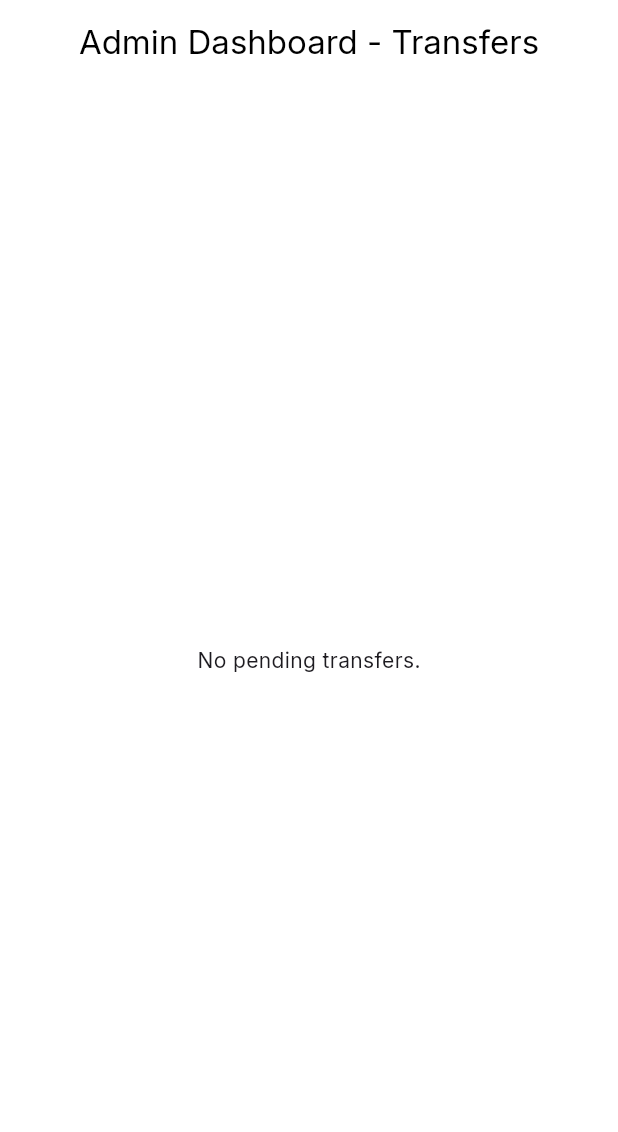
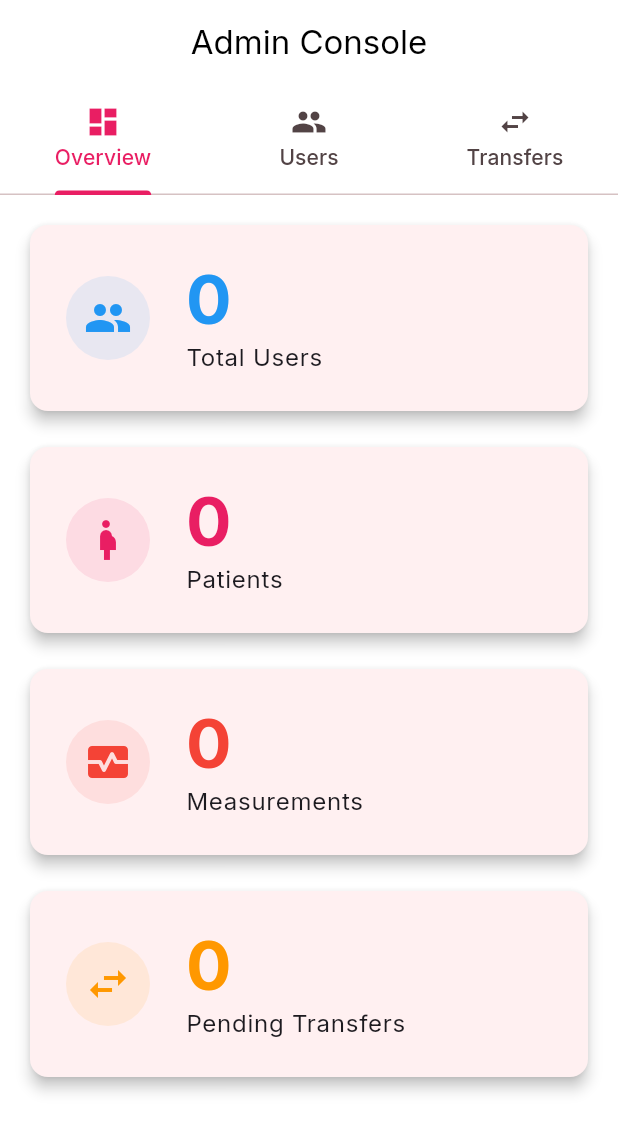
Before and after one commit to freeluncher/dopply-v2, a Flutter app: the AdminDashboardScreen screen opened by its route, on a phone screen of 412 x 824 dp. Shown: the top 1132 px of the screen. Run offline on Flutter 3.47's test engine with Material 3 defaults, Android fonts, the phone set to English and light mode, and no system bars; our stand-ins replace connectivity_plus, equatable, firebase_core, firebase_messaging, fl_chart, flutter_blue_plus and 12 more; missing offline and left inert: ota_update; accounts and stored records are empty; project files that could hold a hidden picture were left out.

Commit message:
feat: Implement admin dashboard with overview, user management, and patient transfer request tabs.

```diff
--- a/lib/src/features/dashboard/presentation/admin_dashboard_screen.dart
+++ b/lib/src/features/dashboard/presentation/admin_dashboard_screen.dart
@@ -1,136 +1,31 @@
 import 'package:flutter/material.dart';
 import 'package:flutter_riverpod/flutter_riverpod.dart';
-import 'package:supabase_flutter/supabase_flutter.dart';
-import 'package:intl/intl.dart';
 
-final adminTransfersProvider =
-    FutureProvider.autoDispose<List<Map<String, dynamic>>>((ref) async {
-      // Only for admins
-      final data = await Supabase.instance.client
-          .from('transfer_requests')
-          .select(
-            '*, patients(name), from_doctor:from_doctor_id(full_name), to_doctor:to_doctor_id(full_name)',
-          )
-          .eq('status', 'pending')
-          .order('created_at', ascending: false);
-
-      return List<Map<String, dynamic>>.from(data);
-    });
+import 'admin_views/overview_tab.dart';
+import 'admin_views/users_tab.dart';
+import 'admin_views/transfers_tab.dart';
 
 class AdminDashboardScreen extends ConsumerWidget {
   const AdminDashboardScreen({super.key});
 
-  Future<void> _approveTransfer(
-    BuildContext context,
-    WidgetRef ref,
-    int requestId,
-  ) async {
-    try {
-      final res = await Supabase.instance.client.rpc(
-        'approve_patient_transfer',
-        params: {'request_id': requestId},
-      );
-
-      if (context.mounted) {
-        if (res['success'] == true) {
-          ScaffoldMessenger.of(
-            context,
-          ).showSnackBar(const SnackBar(content: Text('Transfer Approved')));
-          ref.invalidate(adminTransfersProvider);
-        } else {
-          ScaffoldMessenger.of(
-            context,
-          ).showSnackBar(SnackBar(content: Text('Error: ${res['message']}')));
-        }
-      }
-    } catch (e) {
-      if (context.mounted)
-        ScaffoldMessenger.of(
-          context,
-        ).showSnackBar(SnackBar(content: Text('RPC Error: $e')));
-    }
-  }
-
-  Future<void> _rejectTransfer(
-    BuildContext context,
-    WidgetRef ref,
-    int requestId,
-  ) async {
-    try {
-      await Supabase.instance.client
-          .from('transfer_requests')
-          .update({'status': 'rejected'})
-          .eq('id', requestId);
-
-      if (context.mounted) {
-        ScaffoldMessenger.of(
-          context,
-        ).showSnackBar(const SnackBar(content: Text('Transfer Rejected')));
-        ref.invalidate(adminTransfersProvider);
-      }
-    } catch (e) {
-      if (context.mounted)
-        ScaffoldMessenger.of(
-          context,
-        ).showSnackBar(SnackBar(content: Text('Error: $e')));
-    }
-  }
-
   @override
   Widget build(BuildContext context, WidgetRef ref) {
-    final transfersAsync = ref.watch(adminTransfersProvider);
-
-    return Scaffold(
-      appBar: AppBar(title: const Text('Admin Dashboard - Transfers')),
-      body: transfersAsync.when(
-        data: (requests) {
-          if (requests.isEmpty)
-            return const Center(child: Text("No pending transfers."));
-
-          return ListView.builder(
-            itemCount: requests.length,
-            padding: const EdgeInsets.all(16),
-            itemBuilder: (context, index) {
-              final req = requests[index];
-              final patientName = req['patients']?['name'] ?? 'Unknown';
-              final fromDoc = req['from_doctor']?['full_name'] ?? 'Unknown';
-              final toDoc = req['to_doctor']?['full_name'] ?? 'Unknown';
-
-              return Card(
-                child: ListTile(
-                  title: Text("Transfer: $patientName"),
-                  subtitle: Column(
-                    crossAxisAlignment: CrossAxisAlignment.start,
-                    children: [
-                      Text("From: $fromDoc"),
-                      Text("To: $toDoc"),
-                      Text(
-                        "Requested: ${DateFormat('dd MMM').format(DateTime.parse(req['created_at']))}",
-                      ),
-                    ],
-                  ),
-                  trailing: Row(
-                    mainAxisSize: MainAxisSize.min,
-                    children: [
-                      IconButton(
-                        icon: const Icon(Icons.close, color: Colors.red),
-                        onPressed: () =>
-                            _rejectTransfer(context, ref, req['id']),
-                      ),
-                      IconButton(
-                        icon: const Icon(Icons.check, color: Colors.green),
-                        onPressed: () =>
-                            _approveTransfer(context, ref, req['id']),
-                      ),
-                    ],
-                  ),
-                ),
-              );
-            },
-          );
-        },
-        error: (err, stack) => Center(child: Text('Error: $err')),
-        loading: () => const Center(child: CircularProgressIndicator()),
+    return DefaultTabController(
+      length: 3,
+      child: Scaffold(
+        appBar: AppBar(
+          title: const Text('Admin Console'),
+          bottom: const TabBar(
+            tabs: [
+              Tab(icon: Icon(Icons.dashboard), text: 'Overview'),
+              Tab(icon: Icon(Icons.people), text: 'Users'),
+              Tab(icon: Icon(Icons.swap_horiz_outlined), text: 'Transfers'),
+            ],
+          ),
+        ),
+        body: const TabBarView(
+          children: [OverviewTab(), UsersTab(), TransfersTab()],
+        ),
       ),
     );
   }
--- /dev/null
+++ b/lib/src/features/dashboard/presentation/admin_views/overview_tab.dart
@@ -0,0 +1,125 @@
+import 'package:flutter/material.dart';
+import 'package:flutter_riverpod/flutter_riverpod.dart';
+import 'package:supabase_flutter/supabase_flutter.dart';
+
+final adminStatsProvider = FutureProvider.autoDispose<Map<String, int>>((
+  ref,
+) async {
+  final client = Supabase.instance.client;
+
+  // Run in parallel for efficiency
+  final results = await Future.wait([
+    client.from('profiles').count(),
+    client.from('patients').count(),
+    client.from('fetal_heart_rates').count(),
+    client
+        .from('transfer_requests')
+        .count(CountOption.exact)
+        .eq('status', 'pending'),
+  ]);
+
+  return {
+    'total_users': results[0],
+    'total_patients': results[1],
+    'total_records': results[2],
+    'pending_transfers': results[3],
+  };
+});
+
+class OverviewTab extends ConsumerWidget {
+  const OverviewTab({super.key});
+
+  @override
+  Widget build(BuildContext context, WidgetRef ref) {
+    final statsAsync = ref.watch(adminStatsProvider);
+
+    return statsAsync.when(
+      data: (stats) {
+        return ListView(
+          padding: const EdgeInsets.all(16),
+          children: [
+            _StatsCard(
+              title: 'Total Users',
+              value: stats['total_users'].toString(),
+              icon: Icons.people,
+              color: Colors.blue,
+            ),
+            const SizedBox(height: 16),
+            _StatsCard(
+              title: 'Patients',
+              value: stats['total_patients'].toString(),
+              icon: Icons.pregnant_woman,
+              color: Colors.pink,
+            ),
+            const SizedBox(height: 16),
+            _StatsCard(
+              title: 'Measurements',
+              value: stats['total_records'].toString(),
+              icon: Icons.monitor_heart,
+              color: Colors.red,
+            ),
+            const SizedBox(height: 16),
+            _StatsCard(
+              title: 'Pending Transfers',
+              value: stats['pending_transfers'].toString(),
+              icon: Icons.swap_horiz,
+              color: Colors.orange,
+            ),
+          ],
+        );
+      },
+      error: (err, stack) => Center(child: Text('Error loading stats: $err')),
+      loading: () => const Center(child: CircularProgressIndicator()),
+    );
+  }
+}
+
+class _StatsCard extends StatelessWidget {
+  final String title;
+  final String value;
+  final IconData icon;
+  final Color color;
+
+  const _StatsCard({
+    required this.title,
+    required this.value,
+    required this.icon,
+    required this.color,
+  });
+
+  @override
+  Widget build(BuildContext context) {
+    return Card(
+      elevation: 4,
+      child: Padding(
+        padding: const EdgeInsets.all(24.0),
+        child: Row(
+          children: [
+            Container(
+              padding: const EdgeInsets.all(12),
+              decoration: BoxDecoration(
+                color: color.withOpacity(0.1),
+                shape: BoxShape.circle,
+              ),
+              child: Icon(icon, color: color, size: 32),
+            ),
+            const SizedBox(width: 24),
+            Column(
+              crossAxisAlignment: CrossAxisAlignment.start,
+              children: [
+                Text(
+                  value,
+                  style: Theme.of(context).textTheme.displayMedium?.copyWith(
+                    fontWeight: FontWeight.bold,
+                    color: color,
+                  ),
+                ),
+                Text(title, style: Theme.of(context).textTheme.bodyLarge),
+              ],
+            ),
+          ],
+        ),
+      ),
+    );
+  }
+}
```
Also changed, not shown: lib/src/features/dashboard/presentation/admin_views/transfers_tab.dart (added, +132 -0 lines), lib/src/features/dashboard/presentation/admin_views/users_tab.dart (added, +111 -0 lines).
